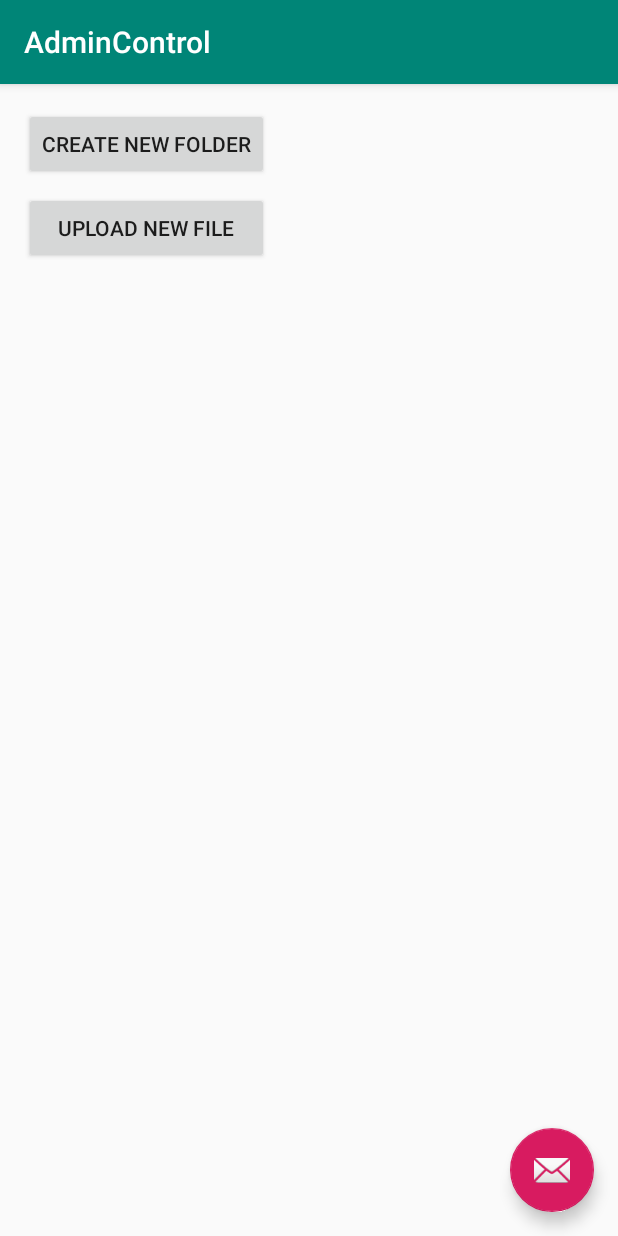
After one commit to mdtmccarty/Cloudable, an Android app: the AdminControl screen opened directly, with no data from a screen before it, on a phone screen of 412 x 824 dp. The commit adds this screen. Run offline under Robolectric (Android 15) with nearby library versions, the phone set to English and light mode, and no system bars.

Commit message:
various admin control page related updates

```diff
--- a/app/src/main/AndroidManifest.xml
+++ b/app/src/main/AndroidManifest.xml
@@ -9,6 +9,11 @@
         android:roundIcon="@mipmap/ic_launcher_round"
         android:supportsRtl="true"
         android:theme="@style/AppTheme">
+        <activity
+            android:name=".AdminControl"
+            android:label="@string/title_activity_admin_control"
+            android:parentActivityName=".MainPageActivity"
+            android:theme="@style/AppTheme.NoActionBar"></activity>
         <activity
             android:name=".NewGroup"
             android:label="@string/title_activity_new_group"
--- /dev/null
+++ b/app/src/main/java/com/example/cloudable/AdminControl.java
@@ -0,0 +1,29 @@
+package com.example.cloudable;
+
+import android.os.Bundle;
+import android.support.design.widget.FloatingActionButton;
+import android.support.design.widget.Snackbar;
+import android.support.v7.app.AppCompatActivity;
+import android.support.v7.widget.Toolbar;
+import android.view.View;
+
+public class AdminControl extends AppCompatActivity {
+
+    @Override
+    protected void onCreate(Bundle savedInstanceState) {
+        super.onCreate(savedInstanceState);
+        setContentView(R.layout.activity_admin_control);
+        Toolbar toolbar = findViewById(R.id.toolbar);
+        setSupportActionBar(toolbar);
+
+        FloatingActionButton fab = findViewById(R.id.fab);
+        fab.setOnClickListener(new View.OnClickListener() {
+            @Override
+            public void onClick(View view) {
+                Snackbar.make(view, "Replace with your own action", Snackbar.LENGTH_LONG)
+                        .setAction("Action", null).show();
+            }
+        });
+    }
+
+}
--- a/app/src/main/java/com/example/cloudable/MainPageActivity.java
+++ b/app/src/main/java/com/example/cloudable/MainPageActivity.java
@@ -1,6 +1,7 @@
 package com.example.cloudable;
 
 import android.content.Context;
+import android.content.Intent;
 import android.os.Bundle;
 import android.support.design.widget.FloatingActionButton;
 import android.support.design.widget.Snackbar;
@@ -32,15 +33,6 @@
         Toolbar toolbar = (Toolbar) findViewById(R.id.toolbar);
         setSupportActionBar(toolbar);
 
-//        FloatingActionButton fab = (FloatingActionButton) findViewById(R.id.fab);
-//        fab.setOnClickListener(new View.OnClickListener() {
-//            @Override
-//            public void onClick(View view) {
-//                Snackbar.make(view, "Replace with your own action", Snackbar.LENGTH_LONG)
-//                        .setAction("Action", null).show();
-//            }
-//        });
-
         DrawerLayout drawer = (DrawerLayout) findViewById(R.id.drawer_layout);
         ActionBarDrawerToggle toggle = new ActionBarDrawerToggle(
                 this, drawer, toolbar, R.string.navigation_drawer_open, R.string.navigation_drawer_close);
@@ -59,6 +51,11 @@
                createImageButton(parent);
            }
         });
+    }
+
+    public void intentAdminControl(View v){
+        Intent intent = new Intent(this, AdminControl.class);
+        startActivity(intent);
     }
 
     public void createImageButton(ViewGroup parent){
--- /dev/null
+++ b/app/src/main/res/layout/activity_admin_control.xml
@@ -0,0 +1,33 @@
+<?xml version="1.0" encoding="utf-8"?>
+<android.support.design.widget.CoordinatorLayout xmlns:android="http://schemas.android.com/apk/res/android"
+    xmlns:app="http://schemas.android.com/apk/res-auto"
+    xmlns:tools="http://schemas.android.com/tools"
+    android:layout_width="match_parent"
+    android:layout_height="match_parent"
+    tools:context=".AdminControl">
+
+    <android.support.design.widget.AppBarLayout
+        android:layout_width="match_parent"
+        android:layout_height="wrap_content"
+        android:theme="@style/AppTheme.AppBarOverlay">
+
+        <android.support.v7.widget.Toolbar
+            android:id="@+id/toolbar"
+            android:layout_width="match_parent"
+            android:layout_height="?attr/actionBarSize"
+            android:background="?attr/colorPrimary"
+            app:popupTheme="@style/AppTheme.PopupOverlay" />
+
+    </android.support.design.widget.AppBarLayout>
+
+    <include layout="@layout/content_admin_control" />
+
+    <android.support.design.widget.FloatingActionButton
+        android:id="@+id/fab"
+        android:layout_width="wrap_content"
+        android:layout_height="wrap_content"
+        android:layout_gravity="bottom|end"
+        android:layout_margin="@dimen/fab_margin"
+        app:srcCompat="@android:drawable/ic_dialog_email" />
+
+</android.support.design.widget.CoordinatorLayout>
--- /dev/null
+++ b/app/src/main/res/layout/content_admin_control.xml
@@ -0,0 +1,31 @@
+<?xml version="1.0" encoding="utf-8"?>
+<android.support.constraint.ConstraintLayout xmlns:android="http://schemas.android.com/apk/res/android"
+    xmlns:app="http://schemas.android.com/apk/res-auto"
+    xmlns:tools="http://schemas.android.com/tools"
+    android:layout_width="match_parent"
+    android:layout_height="match_parent"
+    app:layout_behavior="@string/appbar_scrolling_view_behavior"
+    tools:context=".AdminControl"
+    tools:showIn="@layout/activity_admin_control">
+
+    <Button
+        android:id="@+id/CreateFolder"
+        android:layout_width="wrap_content"
+        android:layout_height="wrap_content"
+        android:layout_marginStart="16dp"
+        android:layout_marginTop="16dp"
+        android:text="Create New Folder"
+        app:layout_constraintStart_toStartOf="parent"
+        app:layout_constraintTop_toTopOf="parent" />
+
+    <Button
+        android:id="@+id/UploadFile"
+        android:layout_width="0dp"
+        android:layout_height="wrap_content"
+        android:layout_marginTop="8dp"
+        android:text="Upload New File"
+        app:layout_constraintEnd_toEndOf="@+id/CreateFolder"
+        app:layout_constraintStart_toStartOf="@+id/CreateFolder"
+        app:layout_constraintTop_toBottomOf="@+id/CreateFolder" />
+
+</android.support.constraint.ConstraintLayout>
--- a/app/src/main/res/values/strings.xml
+++ b/app/src/main/res/values/strings.xml
@@ -16,4 +16,5 @@
     <string name="confirm_new_admin_key">Verify New Admin Key</string>
     <string name="admin_key">Admin Key</string>
     <string name="submit_button">Submit</string>
+    <string name="title_activity_admin_control">AdminControl</string>
 </resources>
```
